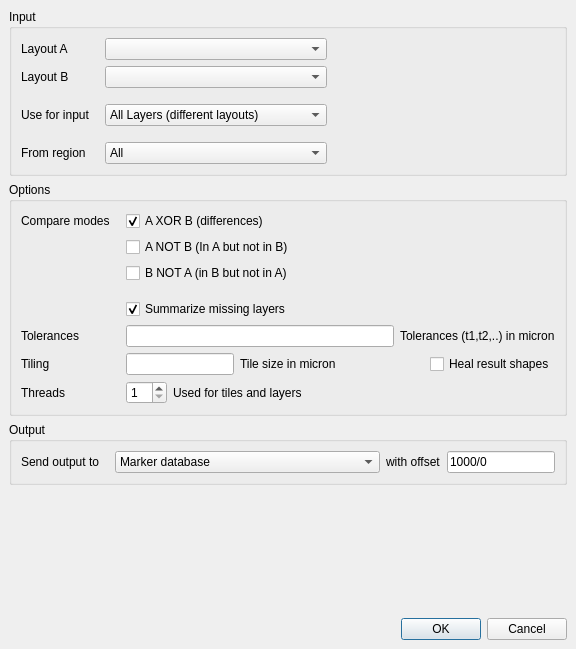
This is src/plugins/tools/xor/lay_plugin/XORToolDialog.ui in KLayout/klayout as Qt 5 draws it before an edit. The edited form follows.
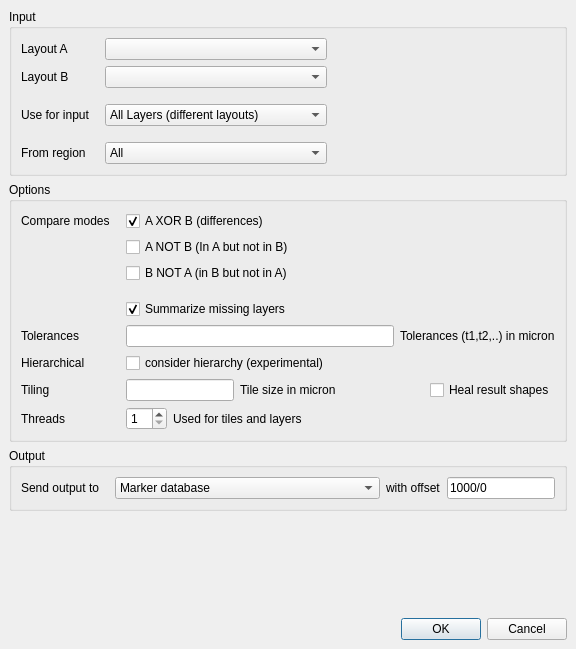
This is the edited form. Custom widgets are drawn as their Qt base class.

Commit message: First implementation of deep mode for XOR tool.

Diff of the .ui file:
```diff
--- a/src/plugins/tools/xor/lay_plugin/XORToolDialog.ui
+++ b/src/plugins/tools/xor/lay_plugin/XORToolDialog.ui
@@ -231,19 +231,78 @@
         </property>
        </widget>
       </item>
-      <item row="0" column="1" colspan="2">
-       <widget class="QCheckBox" name="axorb_cb">
-        <property name="sizePolicy">
-         <sizepolicy hsizetype="Preferred" vsizetype="Fixed">
-          <horstretch>0</horstretch>
-          <verstretch>0</verstretch>
-         </sizepolicy>
+      <item row="5" column="2">
+       <widget class="QLabel" name="label_6">
+        <property name="text">
+         <string>Tolerances (t1,t2,..) in micron</string>
         </property>
+       </widget>
+      </item>
+      <item row="8" column="0">
+       <widget class="QLabel" name="label_10">
         <property name="text">
-         <string>A XOR B (differences)</string>
+         <string>Threads</string>
         </property>
-        <property name="checked">
-         <bool>true</bool>
+       </widget>
+      </item>
+      <item row="8" column="1" colspan="2">
+       <widget class="QFrame" name="frame_2">
+        <property name="frameShape">
+         <enum>QFrame::NoFrame</enum>
+        </property>
+        <property name="frameShadow">
+         <enum>QFrame::Raised</enum>
+        </property>
+        <layout class="QHBoxLayout">
+         <property name="spacing">
+          <number>6</number>
+         </property>
+         <property name="leftMargin">
+          <number>0</number>
+         </property>
+         <property name="topMargin">
+          <number>0</number>
+         </property>
+         <property name="rightMargin">
+          <number>0</number>
+         </property>
+         <property name="bottomMargin">
+          <number>0</number>
+         </property>
+         <item>
+          <widget class="QSpinBox" name="threads">
+           <property name="minimum">
+            <number>1</number>
+           </property>
+          </widget>
+         </item>
+         <item>
+          <widget class="QLabel" name="label_11">
+           <property name="sizePolicy">
+            <sizepolicy hsizetype="Preferred" vsizetype="Preferred">
+             <horstretch>1</horstretch>
+             <verstretch>0</verstretch>
+            </sizepolicy>
+           </property>
+           <property name="text">
+            <string>Used for tiles and layers</string>
+           </property>
+          </widget>
+         </item>
+        </layout>
+       </widget>
+      </item>
+      <item row="5" column="0">
+       <widget class="QLabel" name="label_5">
+        <property name="text">
+         <string>Tolerances</string>
+        </property>
+       </widget>
+      </item>
+      <item row="0" column="0">
+       <widget class="QLabel" name="label_4">
+        <property name="text">
+         <string>Compare modes   </string>
         </property>
        </widget>
       </item>
@@ -263,6 +322,22 @@
         </property>
        </spacer>
       </item>
+      <item row="0" column="1" colspan="2">
+       <widget class="QCheckBox" name="axorb_cb">
+        <property name="sizePolicy">
+         <sizepolicy hsizetype="Preferred" vsizetype="Fixed">
+          <horstretch>0</horstretch>
+          <verstretch>0</verstretch>
+         </sizepolicy>
+        </property>
+        <property name="text">
+         <string>A XOR B (differences)</string>
+        </property>
+        <property name="checked">
+         <bool>true</bool>
+        </property>
+       </widget>
+      </item>
       <item row="4" column="1" colspan="2">
        <widget class="QCheckBox" name="summarize_cb">
         <property name="text">
@@ -273,42 +348,27 @@
         </property>
        </widget>
       </item>
-      <item row="5" column="0">
-       <widget class="QLabel" name="label_5">
-        <property name="text">
-         <string>Tolerances</string>
+      <item row="2" column="1" colspan="2">
+       <widget class="QCheckBox" name="bnota_cb">
+        <property name="sizePolicy">
+         <sizepolicy hsizetype="Preferred" vsizetype="Fixed">
+          <horstretch>0</horstretch>
+          <verstretch>0</verstretch>
+         </sizepolicy>
         </property>
-       </widget>
-      </item>
-      <item row="0" column="0">
-       <widget class="QLabel" name="label_4">
         <property name="text">
-         <string>Compare modes   </string>
-        </property>
-       </widget>
-      </item>
-      <item row="5" column="2">
-       <widget class="QLabel" name="label_6">
-        <property name="text">
-         <string>Tolerances (t1,t2,..) in micron</string>
+         <string>B NOT A (in B but not in A)</string>
         </property>
        </widget>
       </item>
       <item row="7" column="0">
-       <widget class="QLabel" name="label_10">
-        <property name="text">
-         <string>Threads</string>
-        </property>
-       </widget>
-      </item>
-      <item row="6" column="0">
        <widget class="QLabel" name="label_7">
         <property name="text">
          <string>Tiling</string>
         </property>
        </widget>
       </item>
-      <item row="6" column="1" colspan="2">
+      <item row="7" column="1" colspan="2">
        <widget class="QFrame" name="frame">
         <property name="frameShape">
          <enum>QFrame::NoFrame</enum>
@@ -365,66 +425,6 @@
         </layout>
        </widget>
       </item>
-      <item row="7" column="1" colspan="2">
-       <widget class="QFrame" name="frame_2">
-        <property name="frameShape">
-         <enum>QFrame::NoFrame</enum>
-        </property>
-        <property name="frameShadow">
-         <enum>QFrame::Raised</enum>
-        </property>
-        <layout class="QHBoxLayout">
-         <property name="spacing">
-          <number>6</number>
-         </property>
-         <property name="leftMargin">
-          <number>0</number>
-         </property>
-         <property name="topMargin">
-          <number>0</number>
-         </property>
-         <property name="rightMargin">
-          <number>0</number>
-         </property>
-         <property name="bottomMargin">
-          <number>0</number>
-         </property>
-         <item>
-          <widget class="QSpinBox" name="threads">
-           <property name="minimum">
-            <number>1</number>
-           </property>
-          </widget>
-         </item>
-         <item>
-          <widget class="QLabel" name="label_11">
-           <property name="sizePolicy">
-            <sizepolicy hsizetype="Preferred" vsizetype="Preferred">
-             <horstretch>1</horstretch>
-             <verstretch>0</verstretch>
-            </sizepolicy>
-           </property>
-           <property name="text">
-            <string>Used for tiles and layers</string>
-           </property>
-          </widget>
-         </item>
-        </layout>
-       </widget>
-      </item>
-      <item row="2" column="1" colspan="2">
-       <widget class="QCheckBox" name="bnota_cb">
-        <property name="sizePolicy">
-         <sizepolicy hsizetype="Preferred" vsizetype="Fixed">
-          <horstretch>0</horstretch>
-          <verstretch>0</verstretch>
-         </sizepolicy>
-        </property>
-        <property name="text">
-         <string>B NOT A (in B but not in A)</string>
-        </property>
-       </widget>
-      </item>
       <item row="5" column="1">
        <widget class="QLineEdit" name="tolerances">
         <property name="sizePolicy">
@@ -435,6 +435,20 @@
         </property>
        </widget>
       </item>
+      <item row="6" column="0">
+       <widget class="QLabel" name="label_14">
+        <property name="text">
+         <string>Hierarchical</string>
+        </property>
+       </widget>
+      </item>
+      <item row="6" column="1" colspan="2">
+       <widget class="QCheckBox" name="deep">
+        <property name="text">
+         <string>consider hierarchy (experimental)</string>
+        </property>
+       </widget>
+      </item>
      </layout>
     </widget>
    </item>
```
The commit also changes 2 other files.
